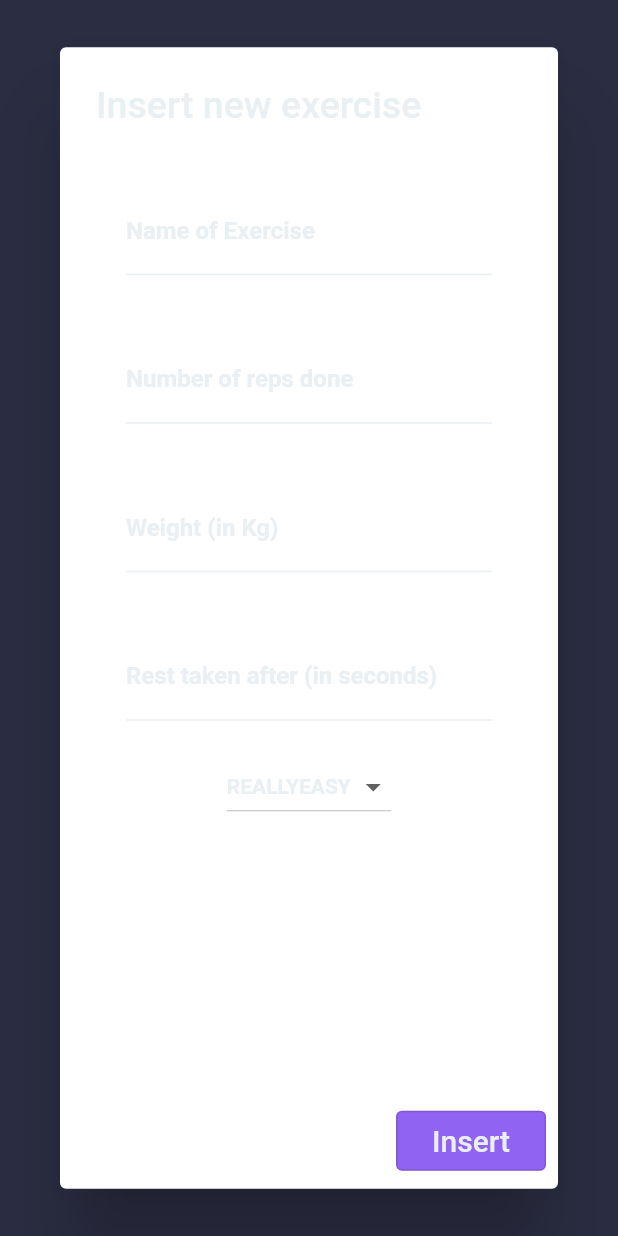
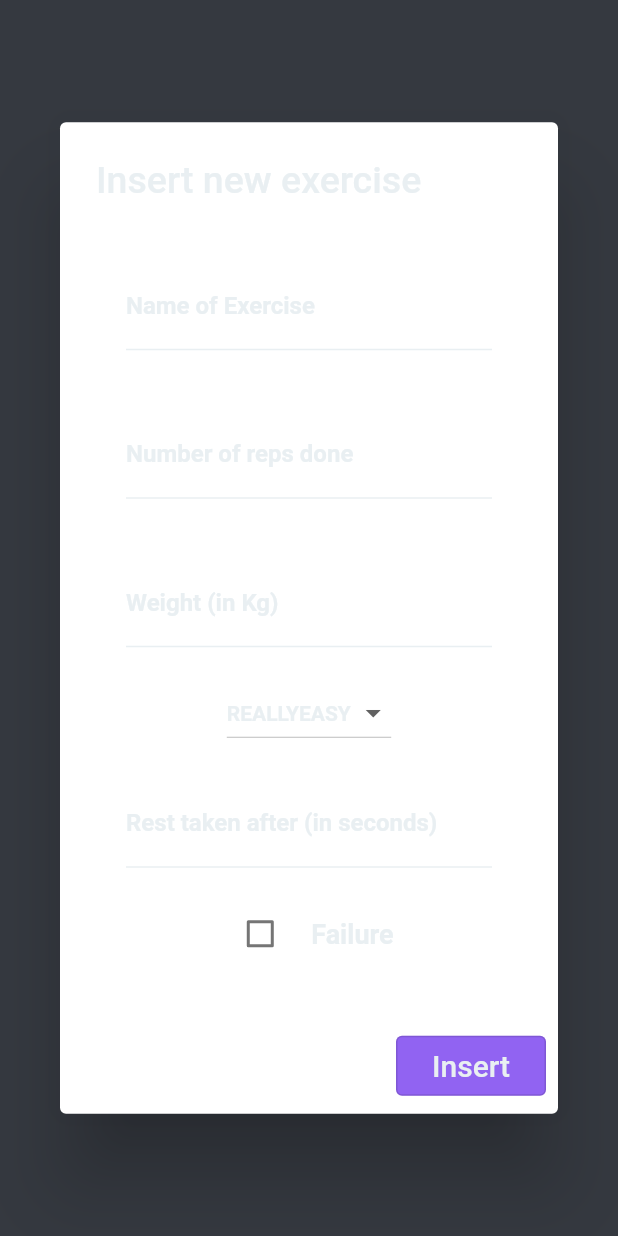
Before and after one commit to Fabri000/gym_track, a Flutter app: the ExerciseInsertionDialog widget shown alone on an empty page, opened directly, on a phone screen of 412 x 824 dp. Run offline on Flutter 3.47's test engine with Material 2 defaults, Android fonts, the light colour scheme and no system bars; missing offline and left inert: window_size.

Commit message:
Added Failure to Excercise's infos

```diff
--- a/lib/FileManager/file_manager.dart
+++ b/lib/FileManager/file_manager.dart
@@ -4,7 +4,8 @@ import 'package:gym_track/Objects/exercises.dart';
 
 class FileManager {
   String filename = 'ExerciceHistory.csv';
-  String header = 'Date,Exercise,Reps,Weight(Kg),Difficulty,Rest Time(sec)\n';
+  String header =
+      'Date,Exercise,Reps,Weight(Kg),Difficulty,Rest Time(sec),Failure\n';
   static FileManager _instance = FileManager._();
 
   FileManager._() {
--- a/lib/Objects/Enums/app_colors.dart
+++ b/lib/Objects/Enums/app_colors.dart
@@ -6,7 +6,7 @@ enum AppColors {
   DARK(Color(0xFF492359)),
   CONTENT_TEXT(Color(0xFF222426)),
   LIGHT(Color(0xFFE9EFF2)),
-  BACKGROUND(Color(0xFF2B2D42));
+  BACKGROUND(Color(0xFF353940));
 
 //2B2D42 alternative background
 //353940 background
--- a/lib/Objects/exercises.dart
+++ b/lib/Objects/exercises.dart
@@ -7,14 +7,15 @@ class Exercise {
   double weight;
   Difficulty exercisedifficulty;
   int resttime;
+  bool failure;
 
   Exercise(this.exercisename, this.numberrep, this.weight, this.resttime,
-      this.exercisedifficulty) {
+      this.exercisedifficulty, this.failure) {
     DateTime today = DateTime.now();
     data = '${today.day}-${today.month}-${today.year}';
   }
 
   String csvformat() {
-    return '$data,$exercisename,$numberrep,$weight,${exercisedifficulty.toShortString()},$resttime\n';
+    return '$data,$exercisename,$numberrep,$weight,${exercisedifficulty.toShortString()},$resttime,$failure\n';
   }
 }
--- /dev/null
+++ b/lib/Ui/UiElements/failurecheckbox.dart
@@ -0,0 +1,40 @@
+import 'package:flutter/material.dart';
+import 'package:gym_track/Objects/Enums/app_colors.dart';
+
+class FailureCheckBox extends StatefulWidget {
+  final _FailureCheckBoxState _state = _FailureCheckBoxState();
+  @override
+  State<FailureCheckBox> createState() => _state;
+
+  bool isChecked() {
+    return _state.isChecked;
+  }
+}
+
+class _FailureCheckBoxState extends State<FailureCheckBox> {
+  bool isChecked = false;
+  @override
+  Widget build(BuildContext context) {
+    return Wrap(
+      direction: Axis.horizontal,
+      crossAxisAlignment: WrapCrossAlignment.center,
+      spacing: 10.0,
+      children: [
+        Checkbox(
+            value: isChecked,
+            onChanged: (bool? value) {
+              setState(() {
+                isChecked = value!;
+              });
+            }),
+        Text(
+          "Failure",
+          style: TextStyle(
+              color: AppColors.LIGHT.color,
+              fontSize: 18,
+              fontWeight: FontWeight.w600),
+        )
+      ],
+    );
+  }
+}
--- a/lib/Ui/UiElements/textinput.dart
+++ b/lib/Ui/UiElements/textinput.dart
@@ -15,6 +15,7 @@ class TextInput extends StatelessWidget {
         width: 400,
         child: TextField(
           controller: controller,
+          style: TextStyle(color: AppColors.PRIMARY.color),
           decoration: InputDecoration(
             labelText: hint,
             floatingLabelStyle: TextStyle(
--- a/lib/Ui/exerciseinsertiondialog.dart
+++ b/lib/Ui/exerciseinsertiondialog.dart
@@ -1,5 +1,6 @@
 import 'package:flutter/material.dart';
 import 'package:gym_track/Objects/Enums/app_colors.dart';
+import 'package:gym_track/Ui/UiElements/failurecheckbox.dart';
 import 'package:gym_track/Ui/exerciseinsertiondialogcontent.dart';
 import '../FileManager/file_manager.dart';
 import '../Objects/exercises.dart';
@@ -11,6 +12,7 @@ class ExerciseInsertionDialog extends StatelessWidget {
   TextEditingController weightcontroller = TextEditingController();
   DifficultySelector difficultySelector = DifficultySelector();
   TextEditingController resttimescontroller = TextEditingController();
+  FailureCheckBox failureCheckBox = FailureCheckBox();
 
   @override
   Widget build(BuildContext context) {
@@ -21,7 +23,8 @@ class ExerciseInsertionDialog extends StatelessWidget {
               int.parse(numberofrepscontroller.text),
               double.parse(weightcontroller.text),
               int.parse(resttimescontroller.text),
-              difficultySelector.getCurrentDifficulty()));
+              difficultySelector.getCurrentDifficulty(),
+              failureCheckBox.isChecked()));
           Navigator.pop(context);
         },
         style: ButtonStyle(
@@ -39,7 +42,8 @@ class ExerciseInsertionDialog extends StatelessWidget {
           numberofrepscontroller: numberofrepscontroller,
           weightcontroller: weightcontroller,
           difficultySelector: difficultySelector,
-          resttimescontroller: resttimescontroller),
+          resttimescontroller: resttimescontroller,
+          failureCheckBox: failureCheckBox),
       actions: [insertbutton],
     );
   }
--- a/lib/Ui/exerciseinsertiondialogcontent.dart
+++ b/lib/Ui/exerciseinsertiondialogcontent.dart
@@ -1,5 +1,6 @@
 import 'package:flutter/material.dart';
 import 'package:gym_track/Objects/Enums/app_colors.dart';
+import 'package:gym_track/Ui/UiElements/failurecheckbox.dart';
 import 'UiElements/difficultyselector.dart';
 import 'UiElements/textinput.dart';
 
@@ -9,6 +10,7 @@ class DialogContent extends StatelessWidget {
   TextEditingController weightcontroller;
   DifficultySelector difficultySelector;
   TextEditingController resttimescontroller;
+  FailureCheckBox failureCheckBox;
 
   DialogContent(
       {super.key,
@@ -16,13 +18,14 @@ class DialogContent extends StatelessWidget {
       required this.numberofrepscontroller,
       required this.weightcontroller,
       required this.difficultySelector,
-      required this.resttimescontroller});
+      required this.resttimescontroller,
+      required this.failureCheckBox});
 
   @override
   Widget build(BuildContext context) {
     return SizedBox(
       width: 500,
-      height: 600,
+      height: 500,
       child: Column(
         children: [
           TextInput(
@@ -30,10 +33,11 @@ class DialogContent extends StatelessWidget {
           TextInput(
               hint: 'Number of reps done', controller: numberofrepscontroller),
           TextInput(hint: 'Weight (in Kg)', controller: weightcontroller),
+          difficultySelector,
           TextInput(
               hint: 'Rest taken after (in seconds)',
               controller: resttimescontroller),
-          difficultySelector,
+          failureCheckBox
         ],
       ),
     );
```
